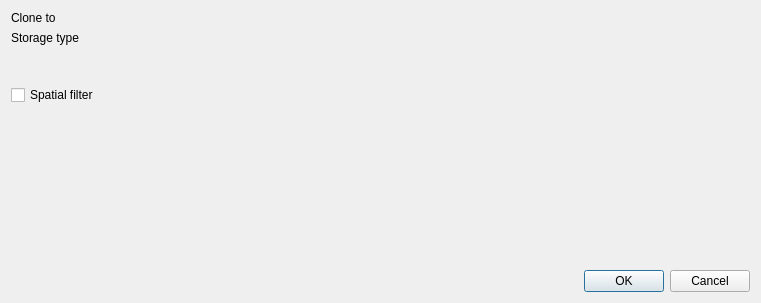
Old version of the form koordinatesexplorer/ui/clonedialog.ui in the repository koordinates/koordinates-qgis-plugin.
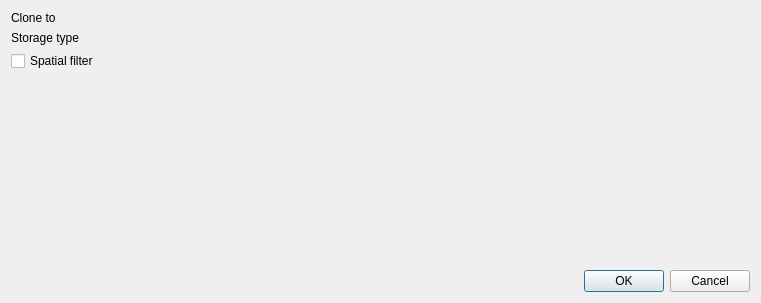
New version of the form.

Diff of the .ui file:
```diff
--- a/koordinatesexplorer/ui/clonedialog.ui
+++ b/koordinatesexplorer/ui/clonedialog.ui
@@ -15,17 +15,10 @@
   </property>
   <layout class="QVBoxLayout" name="verticalLayout" stretch="0,0,1">
    <item>
-    <layout class="QGridLayout" name="gridLayout" rowstretch="0,0,1,0,1">
+    <layout class="QGridLayout" name="gridLayout" rowstretch="0,0,0,0,0">
      <property name="bottomMargin">
       <number>0</number>
      </property>
-     <item row="3" column="1" rowspan="2">
-      <widget class="QWidget" name="extent_widget_frame" native="true">
-       <property name="focusPolicy">
-        <enum>Qt::StrongFocus</enum>
-       </property>
-      </widget>
-     </item>
      <item row="0" column="1">
       <widget class="QWidget" name="folder_widget_frame" native="true">
        <property name="focusPolicy">
@@ -33,10 +26,10 @@
        </property>
       </widget>
      </item>
-     <item row="3" column="0">
-      <widget class="QCheckBox" name="check_spatial_filter">
-       <property name="text">
-        <string>Spatial filter</string>
+     <item row="3" column="1" rowspan="2">
+      <widget class="QWidget" name="extent_widget_frame" native="true">
+       <property name="focusPolicy">
+        <enum>Qt::StrongFocus</enum>
        </property>
       </widget>
      </item>
@@ -54,7 +47,14 @@
        </property>
       </widget>
      </item>
-     <item row="1" column="0">
+     <item row="3" column="0">
+      <widget class="QCheckBox" name="check_spatial_filter">
+       <property name="text">
+        <string>Spatial filter</string>
+       </property>
+      </widget>
+     </item>
+     <item row="1" column="0" rowspan="2">
       <widget class="QLabel" name="label_storage_type">
        <property name="text">
         <string>Storage type</string>
```
